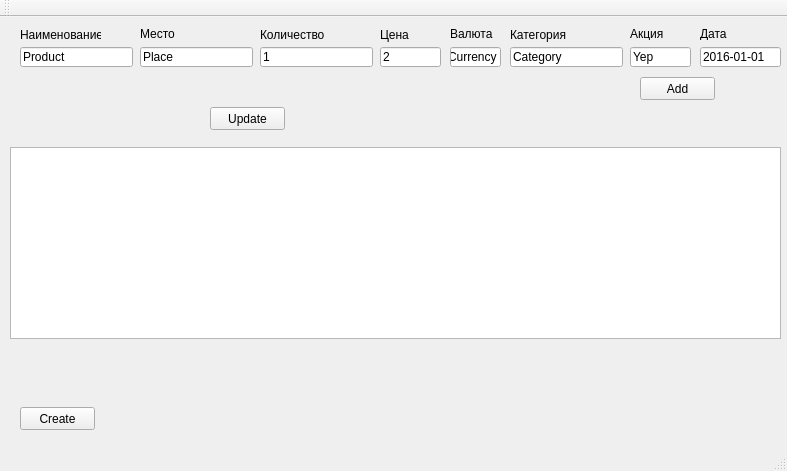
eagerber/accounting, file mainwindow.ui: the form before one commit.
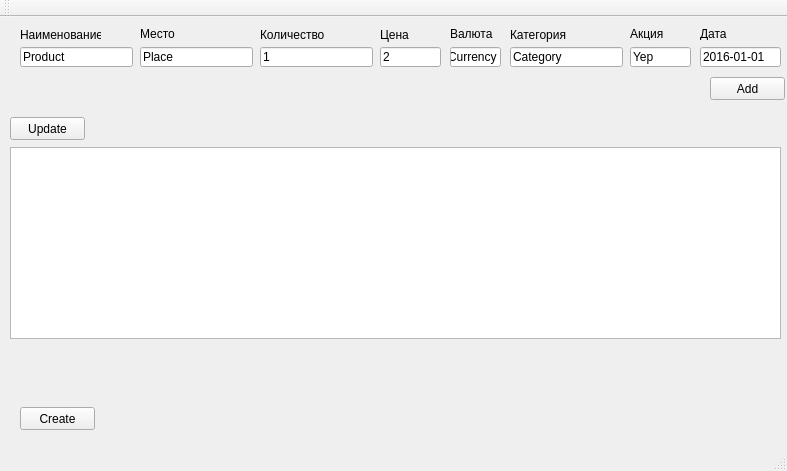
The form after the commit.

What changed in the file:
```diff
--- a/mainwindow.ui
+++ b/mainwindow.ui
@@ -173,7 +173,7 @@
    <widget class="QPushButton" name="pushButton">
     <property name="geometry">
      <rect>
-      <x>640</x>
+      <x>710</x>
       <y>60</y>
       <width>75</width>
       <height>23</height>
@@ -248,8 +248,8 @@
    <widget class="QPushButton" name="updateButton">
     <property name="geometry">
      <rect>
-      <x>210</x>
-      <y>90</y>
+      <x>10</x>
+      <y>100</y>
       <width>75</width>
       <height>23</height>
      </rect>
```
